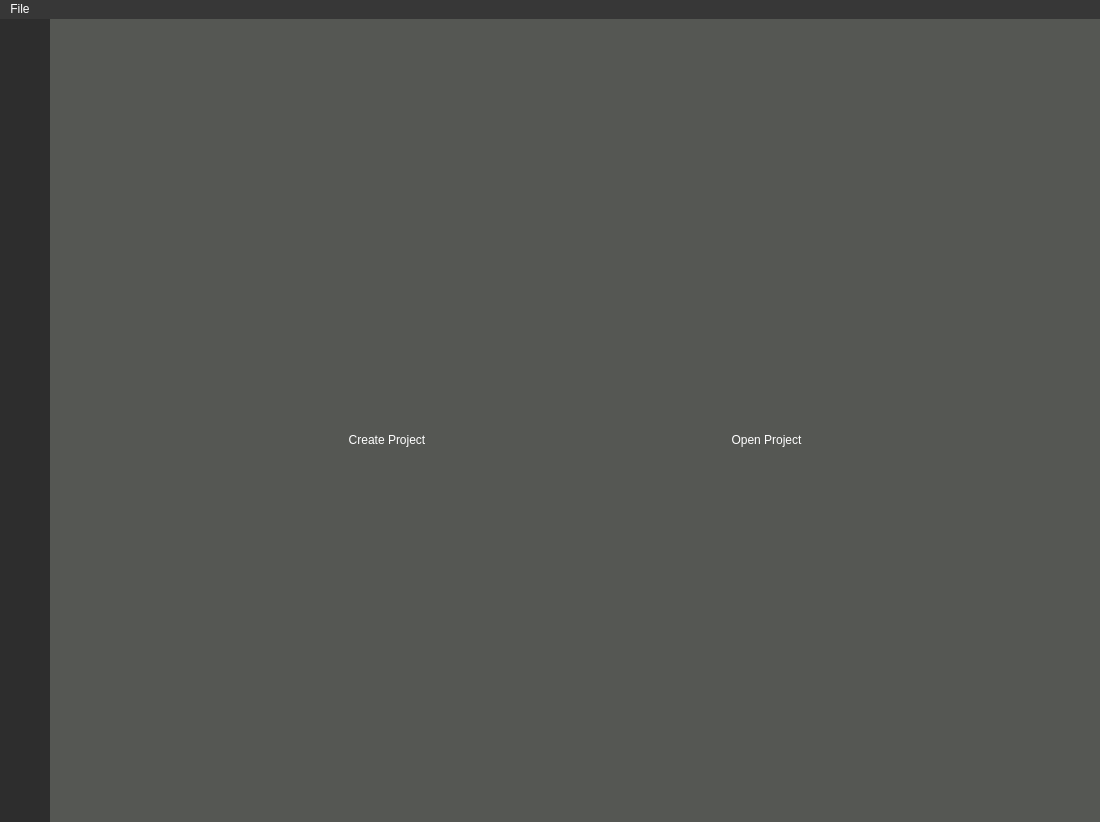
This is yoloAnt.ui in Lachie1011/YoloAnt as Qt 5 draws it before an edit. The edited form follows.
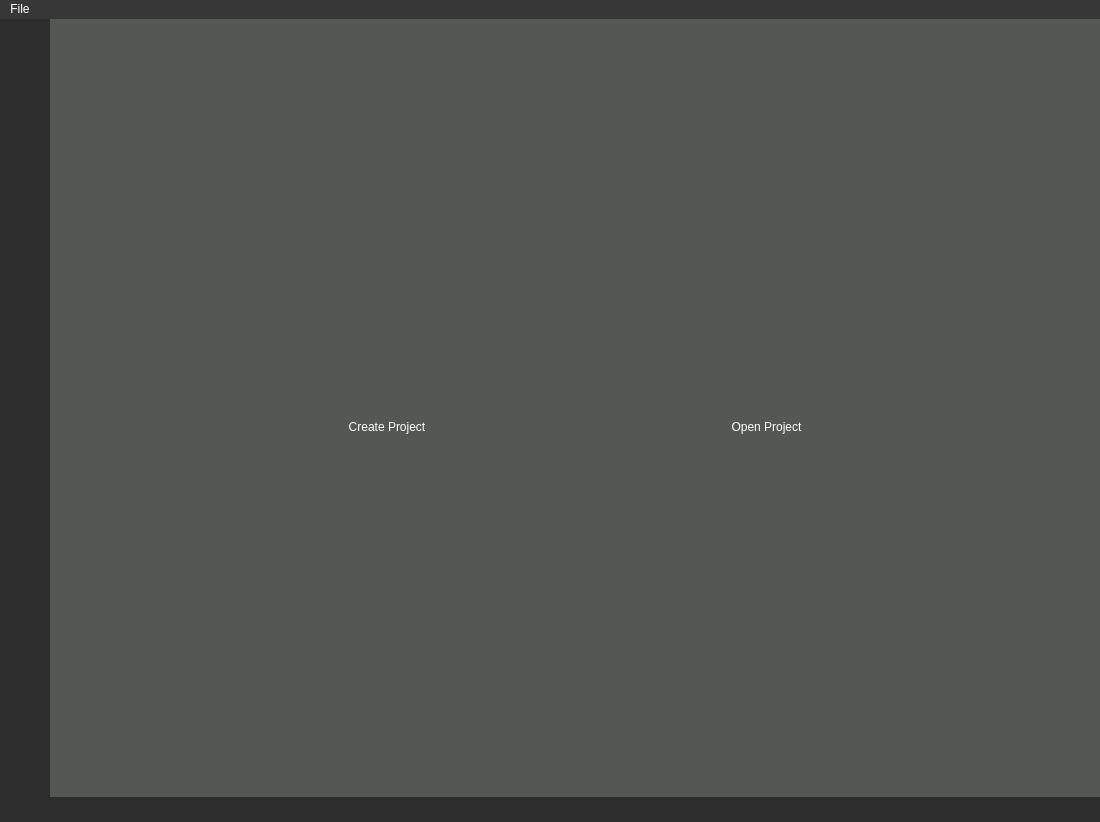
This is the edited form. Icons and pictures are not drawn.

Commit message: Added bottom bar to app

```diff
--- a/yoloAnt.ui
+++ b/yoloAnt.ui
@@ -2234,6 +2234,28 @@
          </widget>
         </widget>
        </item>
+       <item>
+        <widget class="QFrame" name="bottomBarFrame">
+         <property name="sizePolicy">
+          <sizepolicy hsizetype="Expanding" vsizetype="Preferred">
+           <horstretch>0</horstretch>
+           <verstretch>0</verstretch>
+          </sizepolicy>
+         </property>
+         <property name="minimumSize">
+          <size>
+           <width>0</width>
+           <height>25</height>
+          </size>
+         </property>
+         <property name="frameShape">
+          <enum>QFrame::StyledPanel</enum>
+         </property>
+         <property name="frameShadow">
+          <enum>QFrame::Raised</enum>
+         </property>
+        </widget>
+       </item>
       </layout>
      </widget>
     </item>
```
The commit also changes 2 other files.
